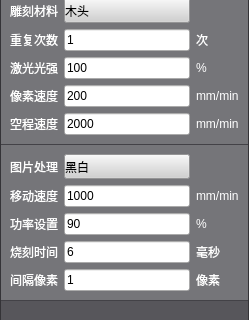
Qt form src/UICompment/bc_expertform.ui (Makeblock-official/MLaser) before a commit; both pictures show x 0 to 249 and y 121 to 441 of the 249 by 595 pixel window.
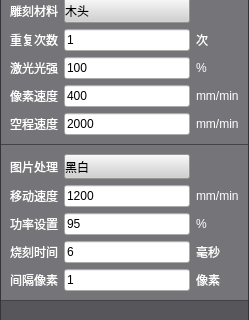
The same form after that commit. Icons and pictures are not drawn.

The edit to the form file:
```diff
--- a/src/UICompment/bc_expertform.ui
+++ b/src/UICompment/bc_expertform.ui
@@ -394,7 +394,7 @@
          <item row="4" column="1">
           <widget class="QLineEdit" name="lineEditPixSpeed">
            <property name="text">
-            <string>200</string>
+            <string>400</string>
            </property>
           </widget>
          </item>
@@ -490,14 +490,14 @@
          <item row="1" column="1">
           <widget class="QLineEdit" name="lineEditCarvSpeed">
            <property name="text">
-            <string>1000</string>
+            <string>1200</string>
            </property>
           </widget>
          </item>
          <item row="2" column="1">
           <widget class="QLineEdit" name="lineEditCarvPiwer">
            <property name="text">
-            <string>90</string>
+            <string>95</string>
            </property>
           </widget>
          </item>
```
